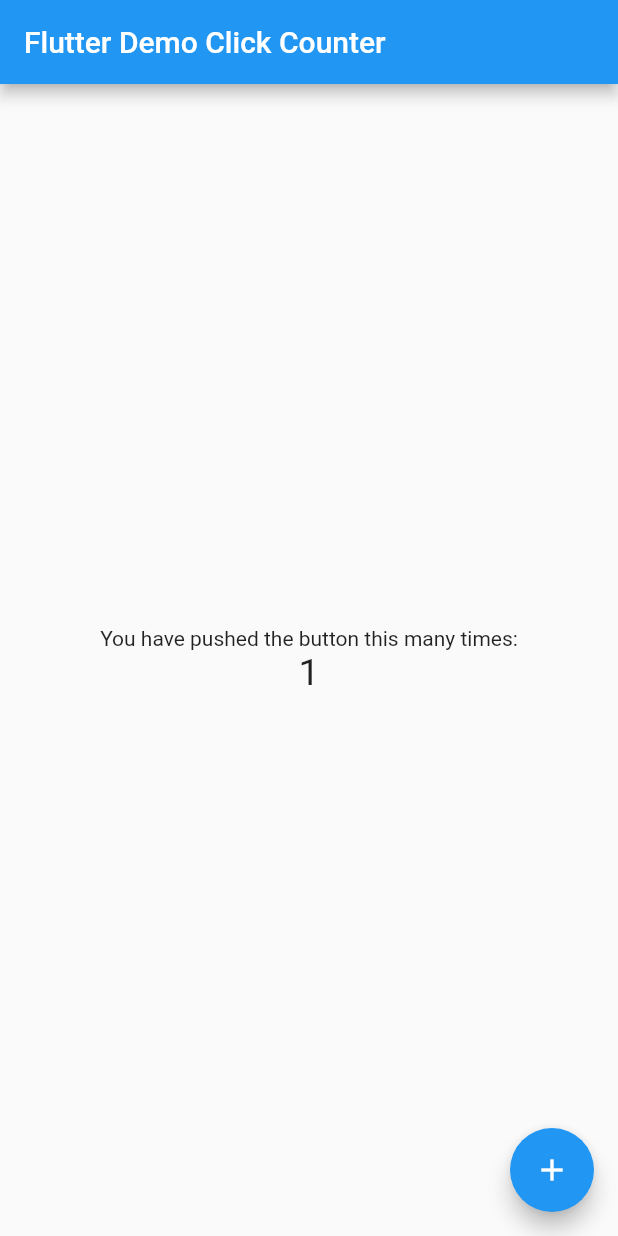
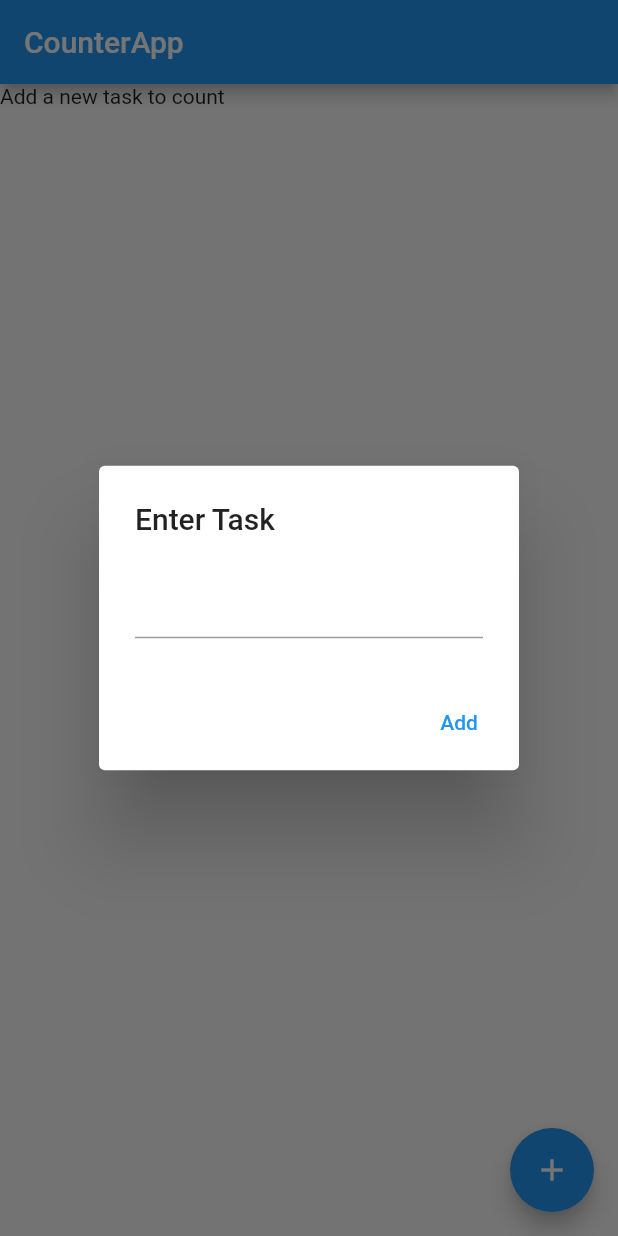
Before and after one commit to Govind-S-B/Counter-App, a Flutter app: the screen it shows after launch, after a tap on the "add" icon, on a phone screen of 412 x 824 dp. Run offline on Flutter 3.47's test engine with Material 2 defaults, Android fonts, the phone set to English and light mode, and no system bars.

Commit message:
Basic home page with dialog box

```diff
--- /dev/null
+++ b/lib/home.dart
@@ -0,0 +1,68 @@
+import 'package:flutter/material.dart';
+
+class HomePage extends StatefulWidget {
+  const HomePage({super.key});
+
+  @override
+  State<HomePage> createState() => _HomePageState();
+}
+
+class _HomePageState extends State<HomePage> {
+  List widgetList = []; // holds the list of widgets
+  late TextEditingController fieldCtrl;
+
+  @override
+  void initState() {
+    // TODO: implement initState
+    super.initState();
+    fieldCtrl = TextEditingController();
+  }
+
+  @override
+  void dispose() {
+    // TODO: implement dispose
+    fieldCtrl.dispose();
+
+    super.dispose();
+  }
+
+  @override
+  Widget build(BuildContext context) {
+    return Scaffold(
+      appBar: AppBar(
+        title: Text("CounterApp"),
+      ),
+      body: Container(
+          child: widgetList.isEmpty
+              ? Text("Add a new task to count")
+              : Text("scrollable list of counter widgets")),
+      floatingActionButton: FloatingActionButton(
+        child: Icon(Icons.add),
+        onPressed: () async {
+          var name = await openDialog();
+          if (name == null || name.isEmpty) return;
+          // make a counter widget with given name
+          // add widget to list
+          // set state to reload new list on screen
+        },
+      ),
+    );
+  }
+
+  Future<String?> openDialog() => showDialog<String>(
+      context: context,
+      builder: (context) => AlertDialog(
+            title: Text("Enter Task"),
+            content: TextField(
+              controller: fieldCtrl,
+            ),
+            actions: [
+              TextButton(
+                child: Text("Add"),
+                onPressed: () {
+                  Navigator.of(context).pop(fieldCtrl.text);
+                },
+              ),
+            ],
+          ));
+}
--- a/lib/main.dart
+++ b/lib/main.dart
@@ -1,91 +1,17 @@
 import 'package:flutter/material.dart';
+import 'home.dart';
 
-void main() => runApp(MyApp());
+void main() {
+  runApp(CounterApp());
+}
 
-class MyApp extends StatelessWidget {
-  const MyApp({super.key});
-  static const String _title = 'Flutter Stateful Clicker Counter';
-  // This widget is the root of your application.
+class CounterApp extends StatelessWidget {
+  const CounterApp({super.key});
+
   @override
   Widget build(BuildContext context) {
     return MaterialApp(
-      title: _title,
-      theme: ThemeData(
-        primarySwatch: Colors.blue,
-      ),
-      home: MyHomePage(),
+      home: HomePage(),
     );
   }
 }
-
-class MyHomePage extends StatefulWidget {
-  const MyHomePage({super.key});
-  // This widget is the home page of your application. It is stateful, meaning
-  // that it has a State object (defined below) that contains fields that affect
-  // how it looks.
-  // This class is the configuration for the state.
-  @override
-  _MyHomePageState createState() => _MyHomePageState();
-}
-
-class _MyHomePageState extends State<MyHomePage> {
-  int _counter = 0;
-
-  void _incrementCounter() {
-    setState(() {
-      // This call to setState tells the Flutter framework that something has
-      // changed in this State, which causes it to rerun the build method below
-      // so that the display can reflect the updated values. If we changed
-      // _counter without calling setState(), then the build method would not be
-      // called again, and so nothing would appear to happen.
-      _counter++;
-    });
-  }
-
-  @override
-  Widget build(BuildContext context) {
-    // This method is rerun every time setState is called, for instance as done
-    // by the _incrementCounter method above.
-    //
-    // The Flutter framework has been optimized to make rerunning build methods
-    // fast, so that you can just rebuild anything that needs updating rather
-    // than having to individually change instances of widgets.
-    return Scaffold(
-      appBar: AppBar(
-        // Here we take the value from the MyHomePage object that was created by
-        // the App.build method, and use it to set our appbar title.
-        title: Text('Flutter Demo Click Counter'),
-      ),
-      body: Center(
-        // Center is a layout widget. It takes a single child and positions it
-        // in the middle of the parent.
-        child: Column(
-          // Column is also a layout widget. It takes a list of children and
-          // arranges them vertically. By default, it sizes itself to fit its
-          // children horizontally, and tries to be as tall as its parent.
-          //
-          // Column has various properties to control how it sizes itself and
-          // how it positions its children. Here we use mainAxisAlignment to
-          // center the children vertically; the main axis here is the vertical
-          // axis because Columns are vertical (the cross axis would be
-          // horizontal).
-          mainAxisAlignment: MainAxisAlignment.center,
-          children: <Widget>[
-            Text(
-              'You have pushed the button this many times:',
-            ),
-            Text(
-              '$_counter',
-              style: TextStyle(fontSize: 25),
-            ),
-          ],
-        ),
-      ),
-      floatingActionButton: FloatingActionButton(
-        onPressed: _incrementCounter,
-        tooltip: 'Increment',
-        child: Icon(Icons.add),
-      ),
-    );
-  }
-}
```
